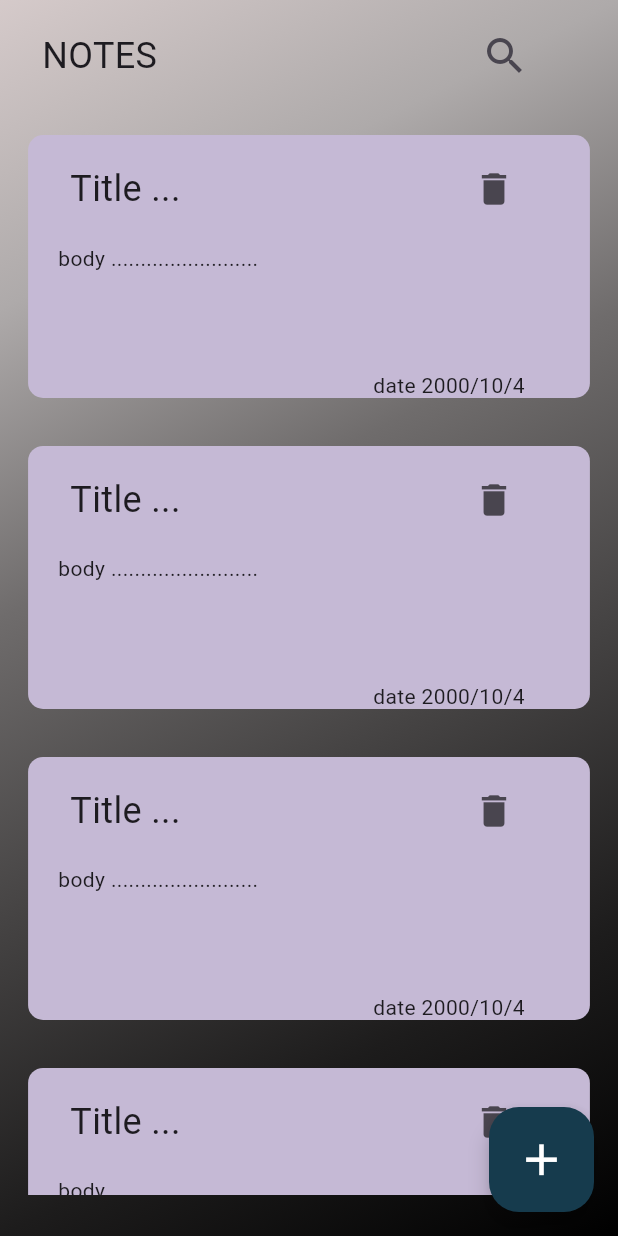
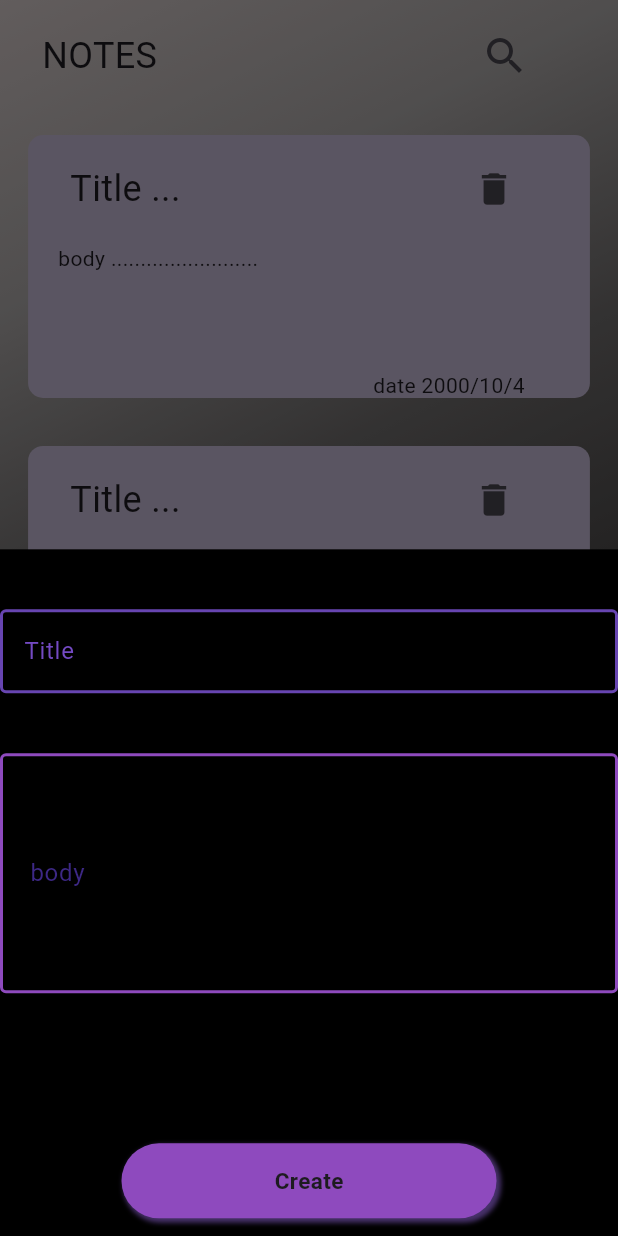
Before and after one commit to YHYA-FR/note_app, a Flutter app: the screen it shows after launch, after a tap on the "add" icon, on a phone screen of 412 x 824 dp. Run offline on Flutter 3.47's test engine with Material 3 defaults, Android fonts, the phone set to English and light mode, and no system bars; our stand-ins replace get, hive; accounts and stored records are empty; Roboto replaces fonts that are missing (PlayfairDisplay).

```diff
--- /dev/null
+++ b/lib/companent/customBotton.dart
@@ -0,0 +1,53 @@
+import 'package:flutter/material.dart';
+
+class costomBotton extends StatelessWidget {
+  costomBotton(
+      {super.key,
+        this.bottonColor,
+        this.textColor,
+        this.ontap,
+        this.shadow,
+        required this.buttonText});
+  String buttonText;
+  Color? textColor;
+  Color? shadow;
+  Color? bottonColor;
+  VoidCallback? ontap;
+  @override
+  Widget build(BuildContext context) {
+    return GestureDetector(
+      onTap: ontap,
+      child: Padding(
+        padding:
+        const EdgeInsets.only(left: 30, right: 30, top: 10, bottom: 10),
+        child: Container(
+          width:250,
+          height: 50,
+          decoration: BoxDecoration(
+            boxShadow: [
+              BoxShadow(
+                color:  shadow!.withOpacity(0.5),
+                spreadRadius: 1,
+                blurRadius: 2,
+                offset: const Offset(2, 2), // changes position of shadow
+              ),
+            ],
+            color: bottonColor,
+            borderRadius: BorderRadius.circular(25),
+          ),
+          child: Center(
+            child: Text(
+              buttonText,
+              style: TextStyle(
+                color: textColor,
+                fontWeight: FontWeight.bold,
+                fontFamily: 'PlayfairDisplay',
+                fontSize: 15
+              ),
+            ),
+          ),
+        ),
+      ),
+    );
+  }
+}
--- a/lib/main.dart
+++ b/lib/main.dart
@@ -19,8 +19,8 @@ class myApp extends StatelessWidget
     return   GetMaterialApp(
       debugShowCheckedModeBanner: false,
       getPages: [
-        GetPage(name: 'home', page: () => home(),),
-          GetPage(name: 'notePage', page: () => notePage(),)
+        GetPage(name: '/home', page: () => home(),),
+          GetPage(name: '/notePage', page: () => notePage(),)
 
       ],
         home: SafeArea(child: home(),));
--- /dev/null
+++ b/lib/note_modle.dart
@@ -0,0 +1,20 @@
+import 'package:hive/hive.dart';
+
+
+@HiveType(typeId: 0)
+class noteModle extends HiveObject {
+  @HiveField(0)
+  final String title;
+  @HiveField(1)
+  final String body;
+  @HiveField(2)
+  final String date;
+  @HiveField(3)
+  final int color;
+  noteModle({
+    required this.body,
+    required this.color,
+    required this.date,
+    required this.title,
+  });
+}
--- a/lib/view/home.dart
+++ b/lib/view/home.dart
@@ -1,5 +1,6 @@
 import 'package:flutter/material.dart';
 import 'package:get/get.dart';
+import 'package:notes/companent/customBotton.dart';
 import 'package:notes/constVar.dart';
 import 'package:notes/companent/homeTitle.dart';
 import 'package:notes/companent/notesContainer.dart';
@@ -38,7 +39,27 @@ class home extends StatelessWidget {
           child: FittedBox(
             child: FloatingActionButton(
               backgroundColor: Color.fromARGB(255, 22, 59, 77),
-              onPressed: () {},
+              onPressed: () {
+                Get.bottomSheet(Container(
+                  height: MediaQuery.sizeOf(context).height/1.8,
+                  decoration: const BoxDecoration(
+                    color: Color.fromARGB(255, 0, 0, 0),
+                  ),
+                  child:  Column(
+                    children: [
+                       const textFieldTitle(),
+
+                   const textFieldBody(),
+                   Padding(
+                     padding: const EdgeInsets.only(top: 90),
+                     child: costomBotton(buttonText: 'Create',bottonColor:Color.fromARGB(255, 142, 74, 190), shadow: Color.fromARGB(255, 141, 97, 211)),
+                   ),
+
+                    ],
+                  ),
+                ),
+                );
+              },
               child: const Icon(Icons.add, color: Colors.white, size: 28,),
             ),
           ),
@@ -47,3 +68,72 @@ class home extends StatelessWidget {
     );
   }
 }
+
+class textFieldBody extends StatelessWidget {
+  const textFieldBody({
+    super.key,
+  });
+
+  @override
+  Widget build(BuildContext context) {
+    return SizedBox(
+                  height: 160,
+                  child: TextField(
+     maxLines: null,
+     expands: true,
+     keyboardType: TextInputType.multiline,
+     decoration: InputDecoration(
+         contentPadding: const EdgeInsets.only(left: 16, top: 16),
+         isCollapsed: true,
+         border: OutlineInputBorder(
+           borderRadius: BorderRadius.circular(12),
+         ),
+         labelText: 'body',
+         labelStyle: const TextStyle(color: Color.fromARGB(255, 61, 40, 134)),
+         focusedBorder: OutlineInputBorder(
+           borderRadius: BorderRadius.circular(12),
+           borderSide: const BorderSide(
+             width: 2,
+             color: Colors.blue,
+           ),
+         ),
+         enabledBorder: const OutlineInputBorder(
+             borderSide:
+                 BorderSide(color: Color.fromARGB(255, 142, 74, 190), width: 2))),
+                  ),
+                );
+  }
+}
+
+class textFieldTitle extends StatelessWidget {
+  const textFieldTitle({
+    super.key,
+  });
+
+  @override
+  Widget build(BuildContext context) {
+    return Padding(
+      padding: const EdgeInsets.symmetric(vertical: 40),
+      child: TextField(
+                      decoration: InputDecoration(
+                        border: OutlineInputBorder(
+                          borderRadius: BorderRadius.circular(12),
+                        ),
+                        labelText: 'Title',
+                        labelStyle: const TextStyle(color: Color.fromARGB(255, 116, 74, 196),),
+                        focusedBorder: OutlineInputBorder(
+                          borderRadius: BorderRadius.circular(12),
+                          borderSide:
+         const BorderSide(color: Colors.blue, width: 2),
+                        ),
+                        enabledBorder: const OutlineInputBorder(
+                          borderSide: BorderSide(
+       color: Color.fromARGB(255, 103, 69, 177),
+       width: 2,
+                          ),
+                        ),
+                      ),
+                    ),
+    );
+  }
+}
--- a/pubspec.yaml
+++ b/pubspec.yaml
@@ -36,6 +36,9 @@ dependencies:
   # Use with the CupertinoIcons class for iOS style icons.
   cupertino_icons: ^1.0.2
   get: ^4.6.6
+  hive: ^2.2.3
+  hive_flutter: ^1.1.0
+  hive_generator: ^2.0.1
 
 dev_dependencies:
   flutter_test:
@@ -47,6 +50,7 @@ dev_dependencies:
   # package. See that file for information about deactivating specific lint
   # rules and activating additional ones.
   flutter_lints: ^2.0.0
+  build_runner: ^2.4.8
 
 # For information on the generic Dart part of this file, see the
 # following page: https://dart.dev/tools/pub/pubspec
```
Also changed, not shown: pubspec.lock.
